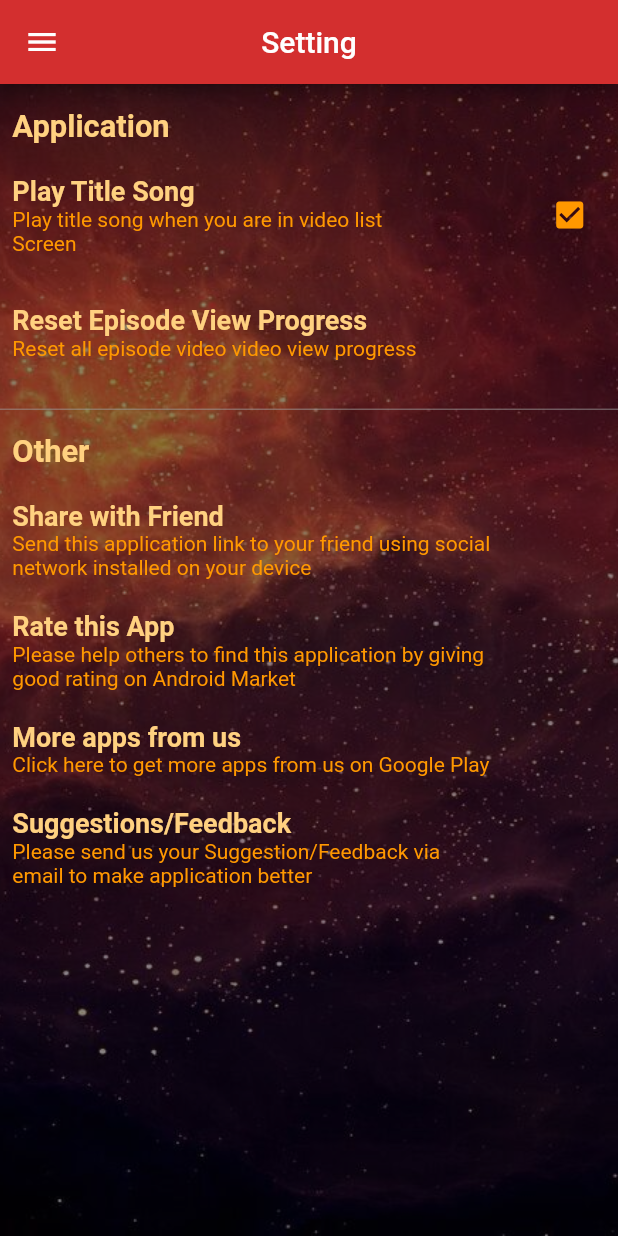
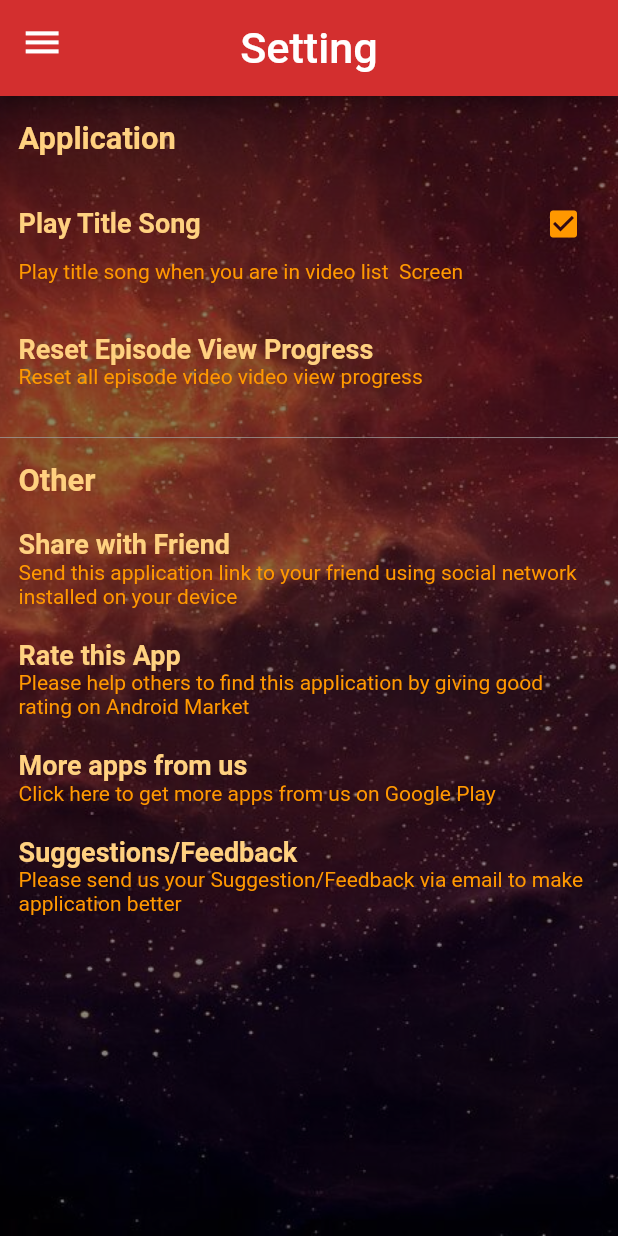
Before and after one commit to iflutter-team/Sahil_mahabharat, a Flutter app: the SettingScreen screen opened directly, on a phone screen of 412 x 824 dp. Run offline on Flutter 3.47's test engine with Material 2 defaults, Android fonts, the phone set to English and light mode, and no system bars; drawn by our look-alikes of flutter_advanced_drawer; our stand-ins replace bordered_text, cached_network_image, firebase_core, firebase_database, flick_video_player, get and 3 more; accounts and stored records are empty.

Commit message:
07/07/2023

```diff
--- a/lib/common_file/setting_common/row_common.dart
+++ b/lib/common_file/setting_common/row_common.dart
@@ -12,5 +12,8 @@ Widget textWidgetTitleCommon(String text, [double size = 18]) {
 }
 
 Widget textWidgetSubTitleCommon(String text) {
-  return Text(text, style: const TextStyle(color: ColorRes.orangeColor));
+  return Text(
+    text,
+    style: const TextStyle(color: ColorRes.orangeColor),
+  );
 }
--- a/lib/screen/setting_screen/setting_screen_widget.dart
+++ b/lib/screen/setting_screen/setting_screen_widget.dart
@@ -10,7 +10,9 @@ import 'package:mahabharat/utils/color_res.dart';
 import 'package:mahabharat/utils/icon_res.dart';
 import 'package:mahabharat/utils/string_res.dart';
 
+///-----------------------------------Setting Screen AppBar---------------------------------------------------///
 AppBar settingAppBar = AppBar(
+  bottom: const PreferredSize(preferredSize: Size(0, 8), child: SizedBox()),
   backgroundColor: ColorRes.redColor.shade700,
   leading: GetBuilder<SettingScreenController>(
     builder: (controller) {
@@ -24,6 +26,7 @@ AppBar settingAppBar = AppBar(
               child: Icon(
                 value.visible ? IconRes.clearIcon : IconRes.menuIcon,
                 key: ValueKey<bool>(value.visible),
+                size: Get.height * 0.035,
               ),
             );
           },
@@ -31,7 +34,13 @@ AppBar settingAppBar = AppBar(
       );
     },
   ),
-  title: const Text(StringRes.settingText),
+  title: Padding(
+    padding: EdgeInsets.only(top: Get.height * 0.010),
+    child: Text(
+      StringRes.settingText,
+      style: TextStyle(fontSize: Get.width * 0.070),
+    ),
+  ),
   centerTitle: true,
 );
 
@@ -46,12 +55,13 @@ Widget settingBody() {
       height: Get.height,
       width: Get.width,
       color: ColorRes.transparentColor.withOpacity(0.45),
+      child: SingleChildScrollView(
         child: Column(
           crossAxisAlignment: CrossAxisAlignment.start,
           children: [
             Padding(
               padding: EdgeInsets.symmetric(
-                vertical: Get.height * 0.020, horizontal: Get.width * 0.020),
+                  vertical: Get.height * 0.020, horizontal: Get.width * 0.030),
               child: Column(
                 crossAxisAlignment: CrossAxisAlignment.start,
                 children: [
@@ -60,17 +70,12 @@ Widget settingBody() {
                   verticalSize(Get.height * 0.025),
                   Row(
                     children: [
-                    Column(
-                      crossAxisAlignment: CrossAxisAlignment.start,
-                      children: [
                       textWidgetTitleCommon(StringRes.playSong),
-                        textWidgetSubTitleCommon(StringRes.playSubTitle)
+                      const Spacer(),
+                      musicOnOff(),
                     ],
                   ),
-                    const Spacer(),
-                    musicOnOff()
-                  ],
-                ),
+                  textWidgetSubTitleCommon(StringRes.playSubTitle),
                   verticalSize(Get.height * 0.040),
                   resetSetting(),
                   textWidgetSubTitleCommon(StringRes.resetAll),
@@ -80,7 +85,7 @@ Widget settingBody() {
             ),
             const Divider(color: Colors.grey, thickness: 0.5),
             Padding(
-            padding: EdgeInsets.symmetric(horizontal: Get.width * 0.020),
+              padding: EdgeInsets.symmetric(horizontal: Get.width * 0.030),
               child: Column(
                 crossAxisAlignment: CrossAxisAlignment.start,
                 children: [
@@ -104,5 +109,6 @@ Widget settingBody() {
           ],
         ),
       ),
+    ),
   );
 }
```
Also changed, not shown: lib/main.dart (+8 -5 lines), lib/screen/character_screen/character_screen_widget.dart (+18 -5 lines), lib/screen/home_screen/home_screen_widget.dart (+21 -12 lines), lib/screen/video_screen/video_controller.dart (+5 -7 lines), lib/screen/video_screen/video_player.dart (deleted, +0 -38 lines), lib/screen/video_screen/video_screen_widget.dart (+22 -8 lines), lib/utils/string_res.dart (+4 -4 lines), 1 other file. Lines whose indentation alone changed are shown as unchanged.
